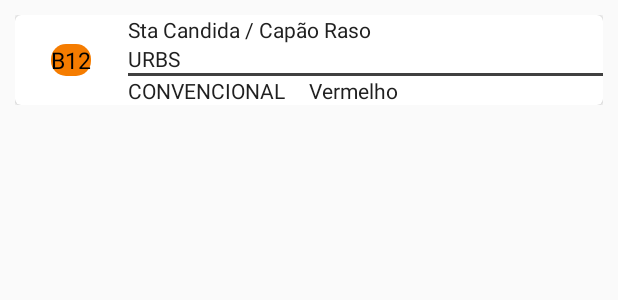
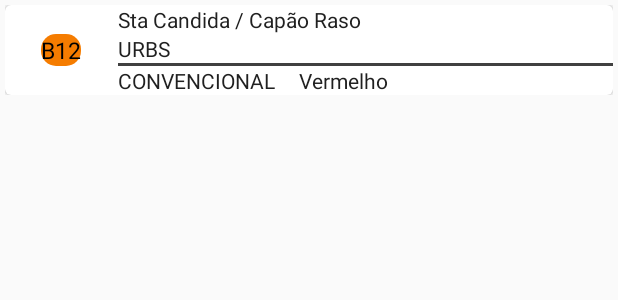
Before and after one commit to wolszczak/BusCWB, an Android app: the layout rv_item.xml on its own in the app's theme, with its tools: preview values and no code run, on a phone screen of 412 x 824 dp. Shown: the top 300 px of the screen. Run offline under Robolectric (Android 15) with nearby library versions, the phone set to English and light mode, and no system bars.

Commit message:
commit #04

```diff
--- a/app/src/main/java/com/horadoonibus/model/DataContext.java
+++ b/app/src/main/java/com/horadoonibus/model/DataContext.java
@@ -47,9 +47,9 @@
         return dao.queryForAll();
     }
 
-    public <T> List<T> getAllOrdered(Class<T> clazz, String orderBy, Long offset, boolean ascending) throws SQLException {
+    public <T> List<T> getAllOrdered(Class<T> clazz, String orderBy, Long limit, boolean ascending) throws SQLException {
         Dao<T, ?> dao = getDao(clazz);
-        return dao.queryBuilder().orderBy(orderBy, ascending).offset(offset).limit(30L).query();
+        return dao.queryBuilder().orderBy(orderBy, ascending).limit(limit).query();
     }
 
 
--- a/app/src/main/res/layout/activity_main.xml
+++ b/app/src/main/res/layout/activity_main.xml
@@ -19,6 +19,7 @@
                 android:id="@+id/rvLinhas"
                 android:layout_width="match_parent"
                 android:layout_height="match_parent"
+                android:background="#EEE"
                 android:scrollbars="vertical" />
 
 
--- a/app/src/main/res/layout/rv_item.xml
+++ b/app/src/main/res/layout/rv_item.xml
@@ -5,7 +5,10 @@
     android:layout_width="match_parent"
     android:layout_height="wrap_content"
     android:orientation="vertical"
-    android:layout_margin="10dp">
+    android:elevation="5dp"
+    android:layout_margin="3dp"
+    android:layout_marginStart="2dp"
+    android:layout_marginEnd="2dp">
 
     <android.support.v7.widget.CardView
         android:id="@+id/cardview"
@@ -15,6 +18,7 @@
         android:foreground="?android:selectableItemBackground"
         android:innerRadius="0dp"
         android:shape="ring"
+        android:background="#909090"
         android:elevation="5dp"
         app:cardCornerRadius="4dp">
 
```
Also changed, not shown: app/src/main/java/com/horadoonibus/activities/MainActivity.java (+12 -8 lines).
